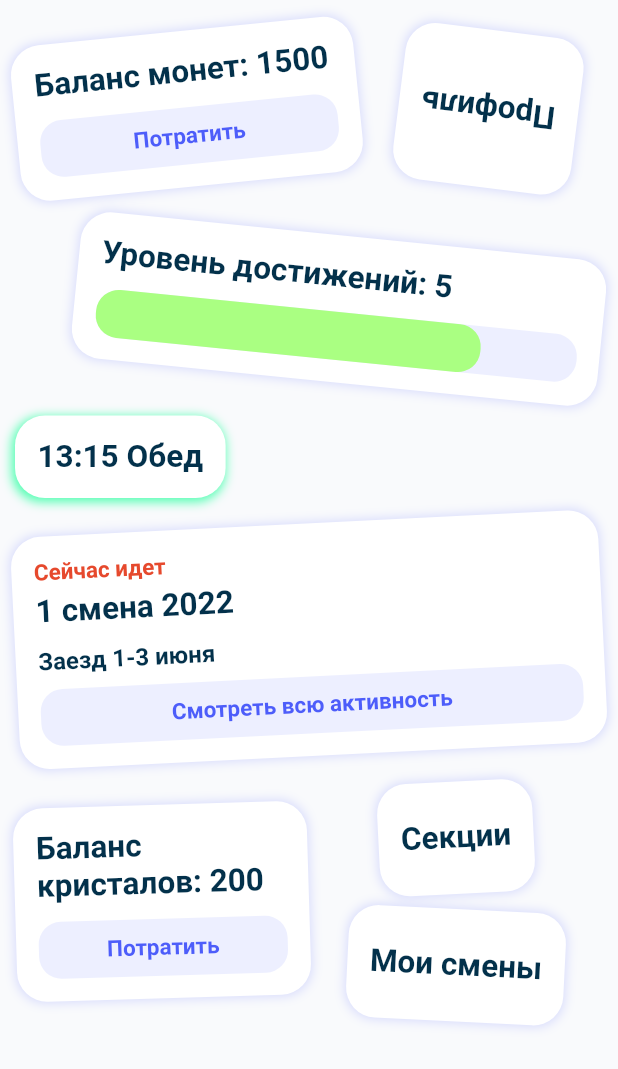
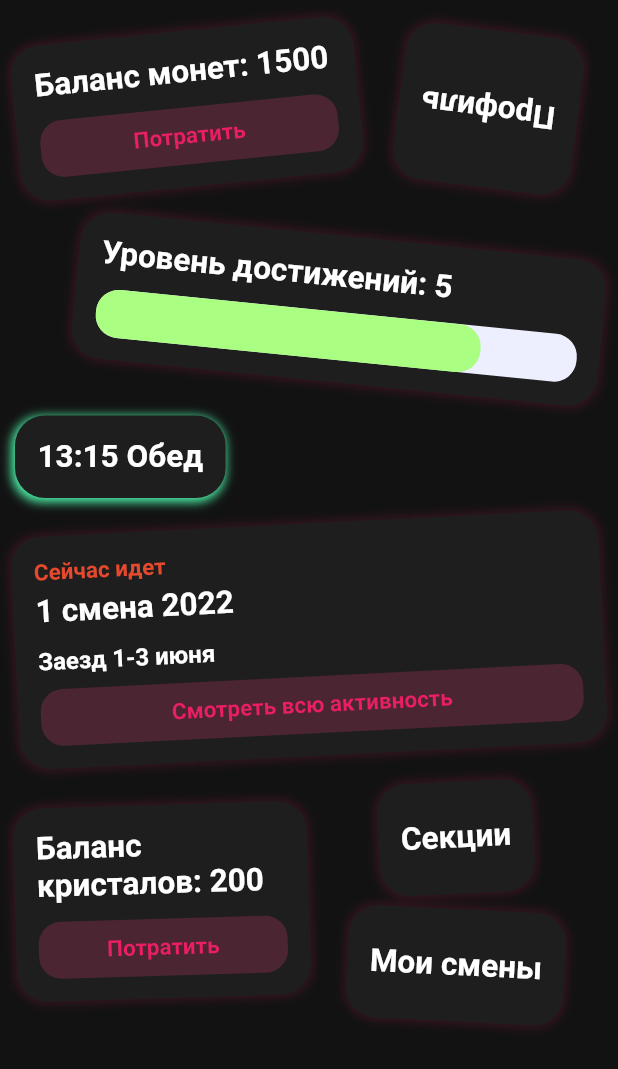
Before and after one commit to elijah-gichev/camp_app, a Flutter app: the screen it shows after launch, on a phone screen of 412 x 824 dp. Shown: the top 1069 px of the screen. Run offline on Flutter 3.47's test engine with Material 2 defaults, Android fonts, the phone set to English and light mode, and no system bars; our stand-ins replace bloc, concentric_transition, dio, flutter_bloc, flutter_hooks, flutter_screenutil and 4 more; missing offline and left inert: matrix4_transform, qr_code_scanner; accounts and stored records are empty.

Commit message:
did dark theme

```diff
--- a/lib/kid/main/ui/kid_main_page.dart
+++ b/lib/kid/main/ui/kid_main_page.dart
@@ -56,8 +56,25 @@ class KidMainPage extends StatelessWidget {
     ];
 
     return SafeArea(
-      child: Scaffold(
-        backgroundColor: const Color(0xffF9FAFC),
+      child: KidThemeProvider(
+        child: _KidMainPage(cards: cards),
+      ),
+    );
+  }
+}
+
+class _KidMainPage extends StatelessWidget {
+  const _KidMainPage({
+    Key? key,
+    required this.cards,
+  }) : super(key: key);
+
+  final List<Widget> cards;
+
+  @override
+  Widget build(BuildContext context) {
+    return Scaffold(
+      backgroundColor: KidTheme.of(context).backgorundColor,
       body: SingleChildScrollView(
         child: Padding(
           padding: const EdgeInsets.only(top: 20),
@@ -78,7 +95,6 @@ class KidMainPage extends StatelessWidget {
                   ),
                 )
                 .toList(),
-            ),
           ),
         ),
       ),
@@ -114,3 +130,79 @@ class InitAnimationWrapper extends HookWidget {
     );
   }
 }
+
+class KidThemeProvider extends StatefulWidget {
+  final Widget child;
+  const KidThemeProvider({
+    Key? key,
+    required this.child,
+  }) : super(key: key);
+
+  @override
+  State<KidThemeProvider> createState() => _KidThemeProviderState();
+}
+
+class _KidThemeProviderState extends State<KidThemeProvider> {
+  KidThemeData kidThemeData = KidThemeData.dark();
+
+  @override
+  Widget build(BuildContext context) {
+    return KidTheme(
+      kidThemeData: kidThemeData,
+      child: widget.child,
+    );
+  }
+}
+
+class KidTheme extends InheritedWidget {
+  final KidThemeData kidThemeData;
+
+  KidTheme({
+    Key? key,
+    required Widget child,
+    required this.kidThemeData,
+  }) : super(key: key, child: child);
+
+  static KidThemeData of(BuildContext context) {
+    return context.dependOnInheritedWidgetOfExactType<KidTheme>()!.kidThemeData;
+  }
+
+  @override
+  bool updateShouldNotify(covariant KidTheme oldWidget) {
+    return kidThemeData.isLight != oldWidget.kidThemeData.isLight;
+  }
+}
+
+class KidThemeData {
+  final Color backgorundColor;
+  final Color cardColor;
+  final Color buttonColor;
+  final Color buttonTextColor;
+  final Color cardTextColor;
+  final bool isLight;
+
+  KidThemeData._(
+    this.backgorundColor,
+    this.cardColor,
+    this.buttonColor,
+    this.buttonTextColor,
+    this.cardTextColor,
+    this.isLight,
+  );
+
+  KidThemeData.light()
+      : isLight = true,
+        backgorundColor = Color(0xffF9FAFC),
+        cardColor = Colors.white,
+        buttonColor = Color(0xffEDEFFF),
+        buttonTextColor = Color(0xff4D5DFA),
+        cardTextColor = Color(0xff03314B);
+
+  KidThemeData.dark()
+      : isLight = false,
+        backgorundColor = Color(0xff121212),
+        cardColor = Color(0xff1e1e1e),
+        buttonTextColor = Colors.pink,
+        buttonColor = Colors.pinkAccent.withOpacity(0.2),
+        cardTextColor = Colors.white;
+}
--- a/lib/kid/widgets/kid_card.dart
+++ b/lib/kid/widgets/kid_card.dart
@@ -1,5 +1,6 @@
 import 'dart:math';
 
+import 'package:camp_app/kid/main/ui/kid_main_page.dart';
 import 'package:flutter/material.dart';
 import 'package:flutter_hooks/flutter_hooks.dart';
 
@@ -58,14 +59,14 @@ class KidCard extends HookWidget {
               child: Container(
                 padding: edgeInsets ?? const EdgeInsets.all(15),
                 decoration: BoxDecoration(
-                  color: Colors.white,
+                  color: KidTheme.of(context).cardColor,
                   borderRadius: const BorderRadius.all(
                     Radius.circular(20),
                   ),
                   boxShadow: [
                     BoxShadow(
                       color: kidCardTransformer?.shadowColor ??
-                          const Color(0xff4D5DFA).withOpacity(0.2),
+                          KidTheme.of(context).buttonTextColor.withOpacity(0.2),
                       spreadRadius: 1,
                       blurRadius: 5,
                       offset: kidCardTransformer?.shadowOffset == null
@@ -99,10 +100,10 @@ class KidCard extends HookWidget {
                             child: Text(
                               title,
                               textAlign: TextAlign.left,
-                              style: const TextStyle(
+                              style: TextStyle(
                                 fontWeight: FontWeight.w700,
                                 fontSize: 21,
-                                color: Color(0xff03314B),
+                                color: KidTheme.of(context).cardTextColor,
                               ),
                             ),
                           ),
@@ -115,10 +116,10 @@ class KidCard extends HookWidget {
                         padding: const EdgeInsets.only(bottom: 9),
                         child: Text(
                           subtitle!,
-                          style: const TextStyle(
+                          style: TextStyle(
                             fontSize: 16,
                             fontWeight: FontWeight.w600,
-                            color: Color(0xff03314B),
+                            color: KidTheme.of(context).cardTextColor,
                           ),
                         ),
                       ),
--- a/lib/kid/widgets/kid_card_button.dart
+++ b/lib/kid/widgets/kid_card_button.dart
@@ -1,3 +1,4 @@
+import 'package:camp_app/kid/main/ui/kid_main_page.dart';
 import 'package:flutter/material.dart';
 
 class KidCardButton extends StatelessWidget {
@@ -14,19 +15,19 @@ class KidCardButton extends StatelessWidget {
       padding: const EdgeInsets.symmetric(
         vertical: 10,
       ),
-      decoration: const BoxDecoration(
+      decoration: BoxDecoration(
         borderRadius: BorderRadius.all(
           Radius.circular(15),
         ),
-        color: Color(0xffEDEFFF),
+        color: KidTheme.of(context).buttonColor,
       ),
       child: Center(
         child: Text(
           title,
-          style: const TextStyle(
+          style: TextStyle(
             fontWeight: FontWeight.w700,
             fontSize: 15,
-            color: Color(0xff4D5DFA),
+            color: KidTheme.of(context).buttonTextColor,
           ),
         ),
       ),
--- a/lib/kid/widgets/kid_current_activity.dart
+++ b/lib/kid/widgets/kid_current_activity.dart
@@ -95,7 +95,7 @@ class FlightShuttleBuilder extends StatelessWidget {
         boxShadow: [
           BoxShadow(
             color: kidCardTransformer.shadowColor ??
-                const Color(0xff4D5DFA).withOpacity(0.2),
+                KidTheme.of(context).buttonTextColor.withOpacity(0.2),
             spreadRadius: 1,
             blurRadius: 5,
             offset: kidCardTransformer.shadowOffset == null
@@ -133,9 +133,9 @@ class TestPage extends StatelessWidget {
     return Hero(
       tag: 'dinner',
       createRectTween: _createRectTween,
-      child: const Scaffold(
-        backgroundColor: Colors.white,
-        body: Center(
+      child: Scaffold(
+        backgroundColor: KidTheme.of(context).backgorundColor,
+        body: const Center(
           child: Text(
             "Тут скоро появится крутое расписание!",
             textAlign: TextAlign.center,
```
Lines whose indentation alone changed are shown as unchanged.
